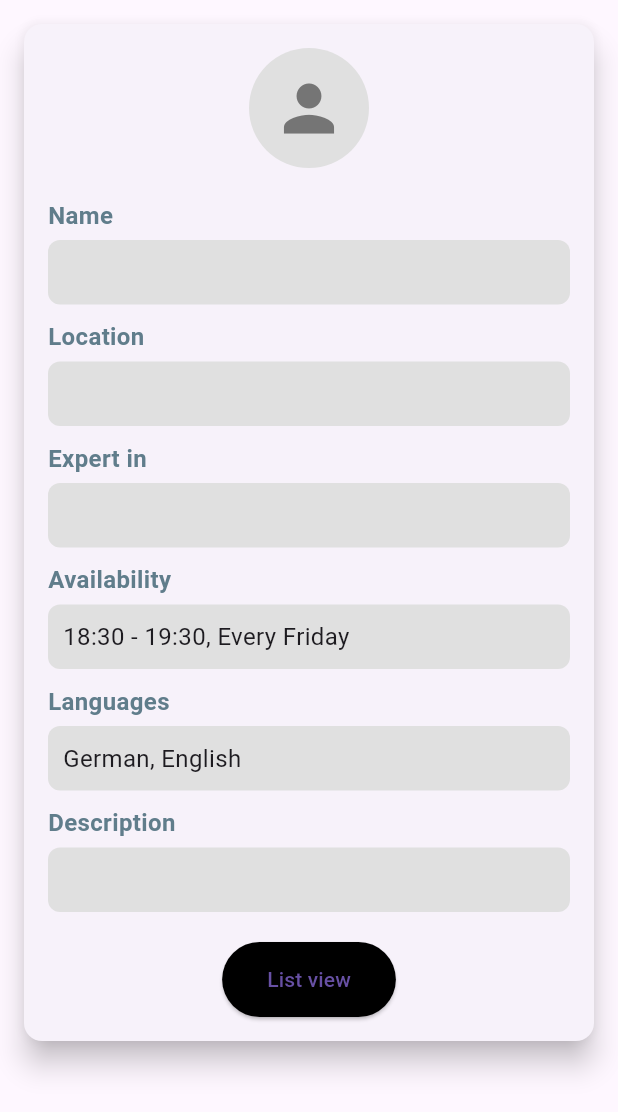
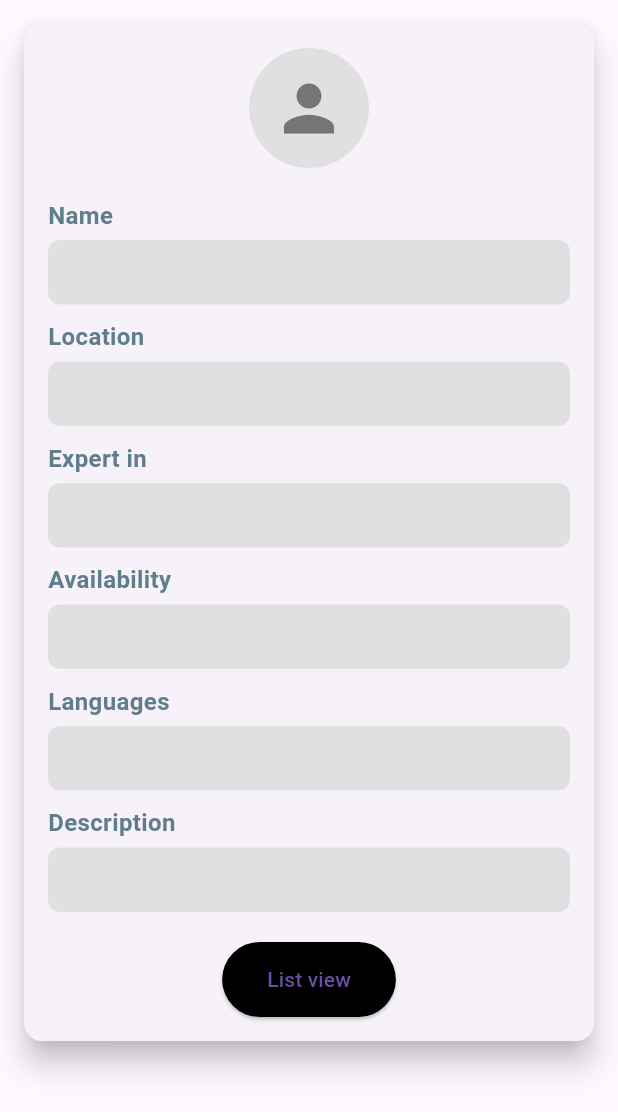
Before and after one commit to knowledgematch/KnowledgeMatch, a Flutter app: the ProfileCard screen opened directly with empty values, on a phone screen of 412 x 824 dp. Shown: the top 1112 px of the screen. Run offline on Flutter 3.47's test engine with Material 3 defaults, Android fonts, the phone set to English and light mode, and no system bars; our stand-ins replace swipe_cards.

Commit message:
Removed hardcoded values and used actual values

```diff
--- a/lib/widgets/profile_card.dart
+++ b/lib/widgets/profile_card.dart
@@ -60,14 +60,14 @@ class ProfileCard extends StatelessWidget {
                   // Availability Field
                   _ProfileInfoField(
                       label: 'Availability',
-                      value: '18:30 - 19:30, Every Friday',
+                      value: profile.availability,
                   ),
                   SizedBox(height: 10),
 
                   // Language Field
                   _ProfileInfoField(
                       label: 'Languages',
-                      value: 'German, English',
+                      value: profile.languages.join(', '),
                   ),
                   SizedBox(height: 10),
 
```
